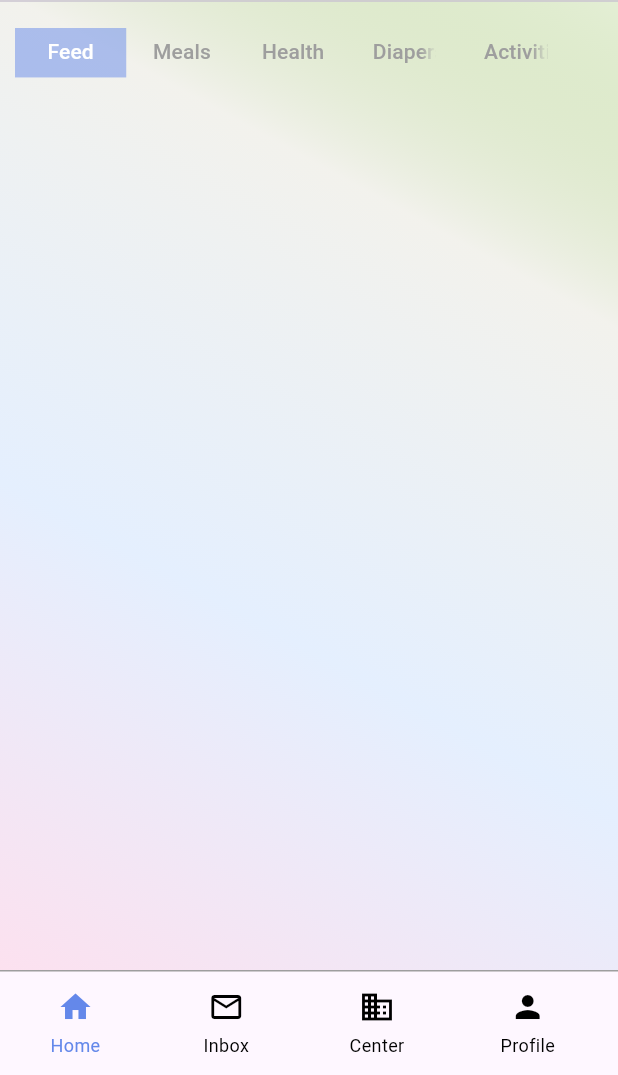
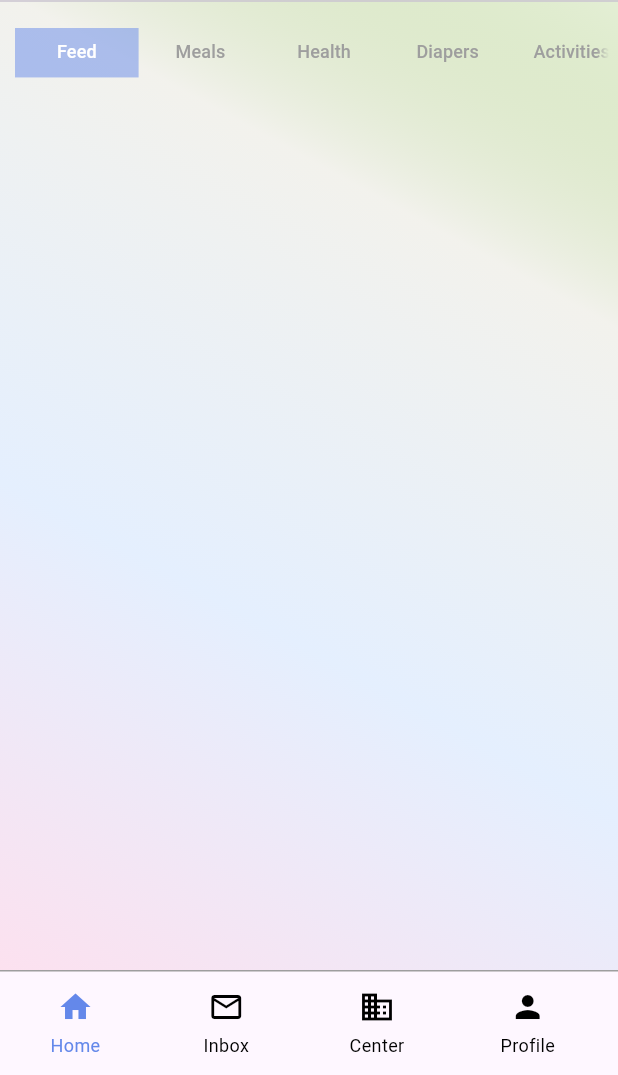
Before and after one commit to NourChreideh/kidsnursery-main, a Flutter app: the CustomNavBar widget shown alone on an empty page, opened directly with empty values, after a tap on "Home", on a phone screen of 412 x 824 dp, the part 161-1236 px from its top. Run offline on Flutter 3.47's test engine with Material 3 defaults, Android fonts, the phone set to English and light mode, and no system bars; our stand-ins replace cloud_firestore, firebase_auth, firebase_core, firebase_messaging, flutter_local_notifications, shared_preferences; accounts and stored records are empty; network calls fail.

Commit message:
some UI changes

```diff
--- a/lib/Pages/HomePage.dart
+++ b/lib/Pages/HomePage.dart
@@ -1,8 +1,10 @@
 import 'package:cloud_firestore/cloud_firestore.dart';
 import 'package:flutter/material.dart';
+import 'package:flutter/widgets.dart';
 import 'package:kidsnursery/Models/children.dart';
 import 'package:kidsnursery/Models/user.dart';
 import 'package:kidsnursery/Pages/FeedContent.dart';
+import 'package:kidsnursery/Pages/ProfilePage.dart';
 import 'package:kidsnursery/Pages/activities_content.dart';
 import 'package:kidsnursery/Pages/diapers_content.dart';
 import 'package:kidsnursery/Pages/health_content.dart';
@@ -70,9 +72,19 @@ class _HomePageState extends State<HomePage>
                         style: const TextStyle(
                             fontSize: 23, fontWeight: FontWeight.w400),
                       ),
-                      const Text(
-                        "View Profile",
-                        style: TextStyle(fontSize: 12, color: Colors.grey),
+                      GestureDetector(
+                        onTap: () {
+                            Navigator.push(
+            context,
+            MaterialPageRoute(
+                builder: (context) => ProfilePage(
+                      user: widget.user,
+                    )));
+                        },
+                        child: const Text(
+                          "View Profile",
+                          style: TextStyle(fontSize: 12, color: Colors.grey),
+                        ),
                       ),
                     ],
                   ),
@@ -100,12 +112,13 @@ class _HomePageState extends State<HomePage>
                     width: 10,
                   ),
                   SizedBox(
-                    width: MediaQuery.of(context).size.width * 0.9,
+                    width: MediaQuery.of(context).size.width ,
                     height: MediaQuery.of(context).size.height * 0.04,
                     child: TabBar(
                       unselectedLabelColor: Colors.grey,
                       labelColor: Colors.white,
                       dividerHeight: 0,
+                      labelStyle: TextStyle(fontSize: 12),
                       indicatorSize: TabBarIndicatorSize.tab,
                       indicatorColor: GlobalColors.mainColor,
                       indicator: BoxDecoration(
--- a/lib/Pages/LoginPage.dart
+++ b/lib/Pages/LoginPage.dart
@@ -99,7 +99,7 @@ class _LoginPageState extends State<LoginPage> {
               child: TextField(
                 controller: _username,
                 decoration: InputDecoration(
-                  hintText: S.of(context).username,
+                  hintText: S.of(context).phonenumber,
                   border: InputBorder.none,
                   contentPadding: const EdgeInsets.all(10.0),
                 ),
--- a/lib/Widgets/BottomNavBar.dart
+++ b/lib/Widgets/BottomNavBar.dart
@@ -46,7 +46,7 @@ class _CustomNavBarState extends State<CustomNavBar> {
   void _onItemTapped(int index) {
     switch (index) {
       case 0:
-        Navigator.pushReplacement(
+        Navigator.push(
             context,
             MaterialPageRoute(
                 builder: (context) => HomePage(
@@ -54,11 +54,11 @@ class _CustomNavBarState extends State<CustomNavBar> {
                     )));
         break;
       case 1:
-        Navigator.pushReplacement(context,
+        Navigator.push(context,
             MaterialPageRoute(builder: (context) => InboxScreen(user: user)));
         break;
       case 2:
-        Navigator.pushReplacement(
+        Navigator.push(
             context,
             MaterialPageRoute(
                 builder: (context) => CenterPage(
@@ -66,7 +66,7 @@ class _CustomNavBarState extends State<CustomNavBar> {
                     )));
         break;
       case 3:
-        Navigator.pushReplacement(
+        Navigator.push(
             context,
             MaterialPageRoute(
                 builder: (context) => ProfilePage(
--- a/lib/l10n/intl_en.arb
+++ b/lib/l10n/intl_en.arb
@@ -38,7 +38,9 @@
  "adress":"Addresses",
  "contactinfo":"Contact information",
  "language":"Language",
- "updatedbysystem":"updated by system"
+ "updatedbysystem":"updated by system",
+ "activities":"Activities",
+ "phonenumber":"Phone Number"
 
 
 
--- a/lib/l10n/intl_fr.arb
+++ b/lib/l10n/intl_fr.arb
@@ -34,7 +34,9 @@
     "address": "Adresses",
     "contactinfo": "Informations de contact",
     "language":"langue",
-    "updatedbysystem":"mis à jour par le système"
+    "updatedbysystem":"mis à jour par le système",
+    "activities":"Activités",
+    "phonenumber":"numéro de téléphone"
 
 
 
```
Also changed, not shown: lib/generated/intl/messages_en.dart, lib/generated/intl/messages_fr.dart, lib/generated/l10n.dart.
